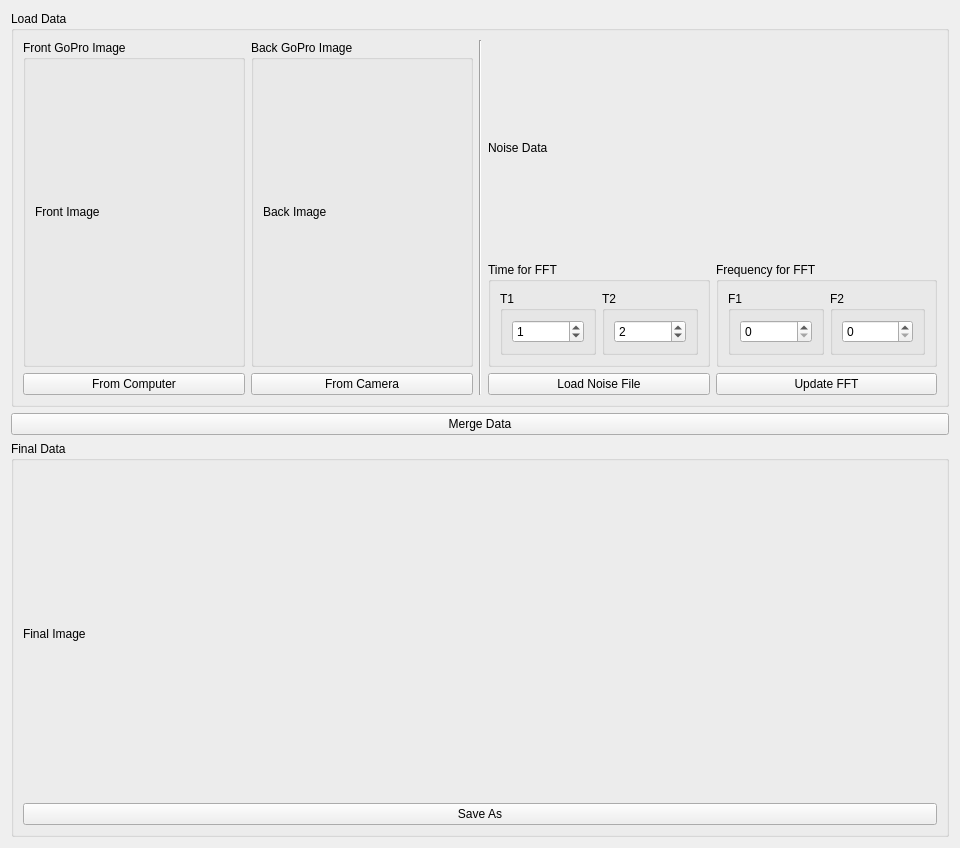
frmeu9/projet_fin_etude, file src/views/MergeDataWidget.ui: the form before one commit.
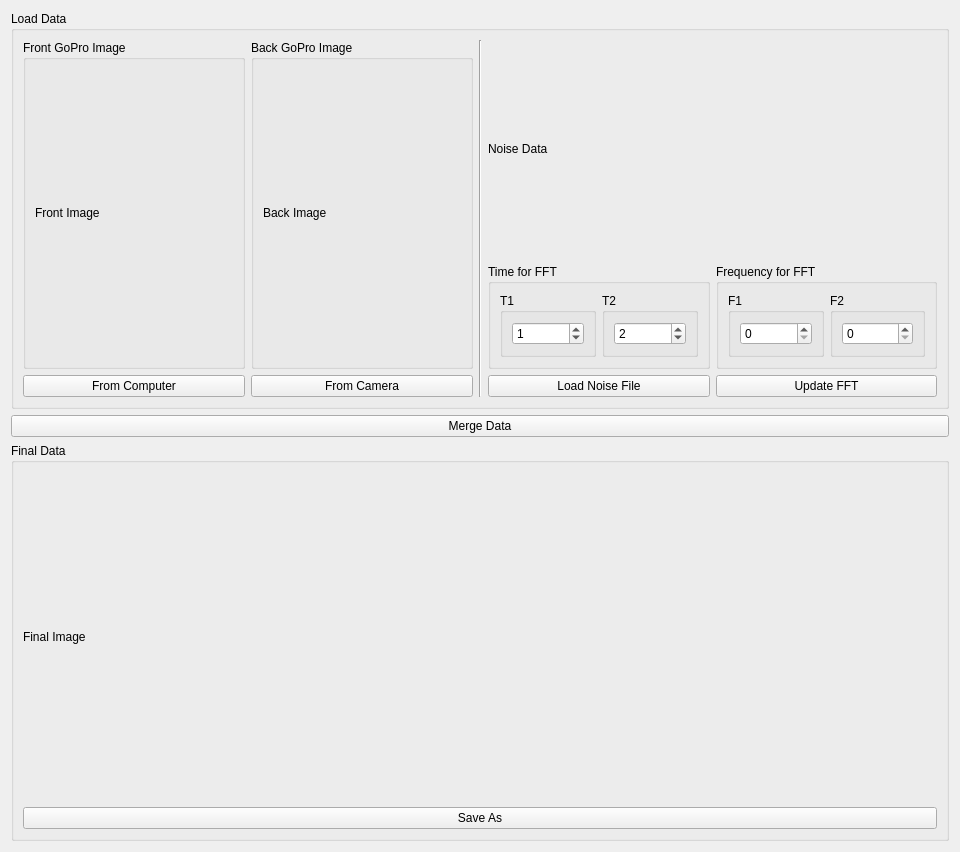
The form after the commit.

Patch:
```diff
--- a/src/views/MergeDataWidget.ui
+++ b/src/views/MergeDataWidget.ui
@@ -7,7 +7,7 @@
     <x>0</x>
     <y>0</y>
     <width>960</width>
-    <height>848</height>
+    <height>852</height>
    </rect>
   </property>
   <property name="windowTitle">
```
Left out of the diff: 68 changed lines with no effect on the pictures.
